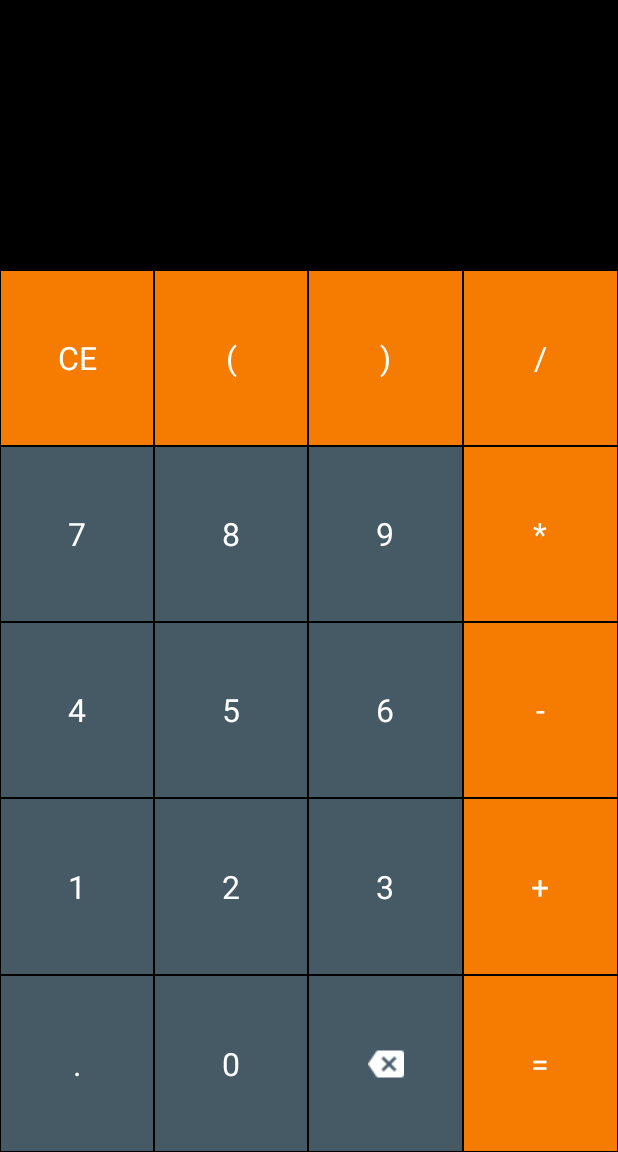
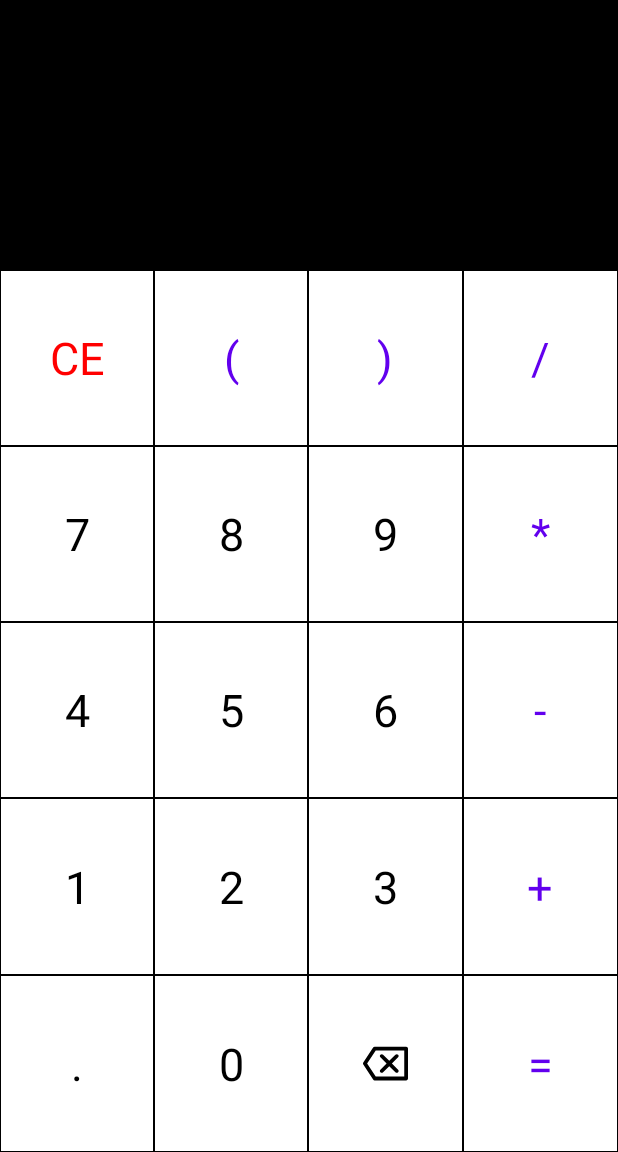
Before and after one commit to allukman/calculateDice, an Android app: the screen it shows after launch (CalculatorActivity), after a tap on an icon or button, on a phone screen of 412 x 824 dp, the part 84-1236 px from its top. Run offline under Robolectric (Android 15) with nearby library versions, the phone set to English and light mode, and no system bars.

Commit message:
edit layout

```diff
--- /dev/null
+++ b/app/src/main/java/id/smartech/calculatoranddiceroller/BaseActivity.kt
@@ -0,0 +1,19 @@
+package id.smartech.calculatoranddiceroller
+
+import android.content.Context
+import android.content.Intent
+import android.os.Bundle
+import androidx.appcompat.app.AppCompatActivity
+
+abstract class BaseActivity : AppCompatActivity() {
+    lateinit var mActivity: AppCompatActivity
+
+    override fun onCreate(savedInstanceState: Bundle?) {
+        super.onCreate(savedInstanceState)
+        mActivity = this
+    }
+
+    protected inline fun <reified ClassActivity> baseStartActivity(context: Context) {
+        context.startActivity(Intent(context, ClassActivity::class.java))
+    }
+}
--- a/app/src/main/java/id/smartech/calculatoranddiceroller/MainActivity.kt
+++ b/app/src/main/java/id/smartech/calculatoranddiceroller/MainActivity.kt
@@ -7,7 +7,7 @@ import androidx.appcompat.app.AppCompatActivity
 import id.smartech.calculatoranddiceroller.calculator.CalculatorActivity
 import id.smartech.calculatoranddiceroller.diceroller.DiceRollerActivity
 
-class MainActivity : AppCompatActivity() {
+class MainActivity : BaseActivity() {
 
     override fun onCreate(savedInstanceState: Bundle?) {
         super.onCreate(savedInstanceState)
@@ -17,13 +17,11 @@ class MainActivity : AppCompatActivity() {
     fun onClick(v: View) {
         when (v?.id) {
             R.id.imageDice -> {
-                val intent = Intent(this, DiceRollerActivity::class.java)
-                startActivity(intent)
+                baseStartActivity<DiceRollerActivity>(this)
             }
 
             R.id.imageCalculator -> {
-                val intent = Intent(this, CalculatorActivity::class.java)
-                startActivity(intent)
+                baseStartActivity<CalculatorActivity>(this)
             }
         }
     }
--- a/app/src/main/java/id/smartech/calculatoranddiceroller/diceroller/DiceRollerActivity.kt
+++ b/app/src/main/java/id/smartech/calculatoranddiceroller/diceroller/DiceRollerActivity.kt
@@ -4,10 +4,11 @@ import androidx.appcompat.app.AppCompatActivity
 import android.os.Bundle
 import android.widget.Button
 import android.widget.ImageView
+import id.smartech.calculatoranddiceroller.BaseActivity
 import id.smartech.calculatoranddiceroller.R
 import java.util.*
 
-class DiceRollerActivity : AppCompatActivity() {
+class DiceRollerActivity : BaseActivity() {
 
     lateinit var diceImage: ImageView
 
--- /dev/null
+++ b/app/src/main/res/drawable/ic_backspace.xml
@@ -0,0 +1,5 @@
+<vector android:height="30dp" android:viewportHeight="512"
+    android:viewportWidth="512" android:width="30dp" xmlns:android="http://schemas.android.com/apk/res/android">
+    <path android:fillColor="#FF000000" android:pathData="M490.667,64H133.077c-7.196,0 -13.906,3.627 -17.848,9.647L3.485,244.314c-4.647,7.098 -4.647,16.274 0,23.372l111.744,170.667c3.942,6.02 10.652,9.647 17.848,9.647h357.589c11.782,0 21.333,-9.551 21.333,-21.333V85.333C512,73.551 502.449,64 490.667,64zM469.333,405.333H144.609L46.833,256l97.776,-149.333h324.725V405.333z"/>
+    <path android:fillColor="#FF000000" android:pathData="M198.246,356.418c8.331,8.331 21.839,8.331 30.17,0l70.248,-70.248l70.248,70.248c8.331,8.331 21.839,8.331 30.17,0s8.331,-21.839 0,-30.17L328.834,256l70.248,-70.248c8.331,-8.331 8.331,-21.839 0,-30.17s-21.839,-8.331 -30.17,0l-70.248,70.248l-70.248,-70.248c-8.331,-8.331 -21.839,-8.331 -30.17,0c-8.331,8.331 -8.331,21.839 0,30.17L268.495,256l-70.248,70.248C189.915,334.58 189.915,348.087 198.246,356.418z"/>
+</vector>
--- a/app/src/main/res/layout/activity_calculator.xml
+++ b/app/src/main/res/layout/activity_calculator.xml
@@ -13,7 +13,7 @@
         android:ellipsize="start"
         android:gravity="end"
         android:singleLine="true"
-        android:textColor="@color/numberButton"
+        android:textColor="@color/colorWhite"
         android:textSize="40sp"/>
 
     <TextView
@@ -39,7 +39,7 @@
 
             <TextView
                 android:id="@+id/tvClear"
-                style="@style/ActionButtonStyle"
+                style="@style/ClearButtonStyle"
                 android:text="CE"
                 android:onClick="onClickFunctional" />
 
@@ -183,7 +183,7 @@
                 android:id="@+id/tvBack"
                 style="@style/NumberButtonStyle"
                 android:scaleType="center"
-                android:src="@drawable/backspace"
+                android:src="@drawable/ic_backspace"
                 android:onClick="onClickFunctional"/>
 
             <TextView
--- a/app/src/main/res/values/colors.xml
+++ b/app/src/main/res/values/colors.xml
@@ -7,4 +7,5 @@
     <color name="colorWhite">#ffffff</color>
     <color name="actionButton">#F57C00</color>
     <color name="numberButton">#455A64</color>
+    <color name="colorRed">#ff0000</color>
 </resources>
--- a/app/src/main/res/values/styles.xml
+++ b/app/src/main/res/values/styles.xml
@@ -11,9 +11,9 @@
         <item name="android:layout_width">0dp</item>
         <item name="android:layout_height">match_parent</item>
         <item name="android:layout_weight">1</item>
-        <item name="android:background">@color/actionButton</item>
-        <item name="android:textSize">21sp</item>
-        <item name="android:textColor">@android:color/white</item>
+        <item name="android:background">@color/colorWhite</item>
+        <item name="android:textSize">30sp</item>
+        <item name="android:textColor">@color/colorPrimary</item>
         <item name="android:gravity">center</item>
         <item name="android:layout_margin">0.5dp</item>
     </style>
@@ -22,9 +22,20 @@
         <item name="android:layout_width">0dp</item>
         <item name="android:layout_height">match_parent</item>
         <item name="android:layout_weight">1</item>
-        <item name="android:background">@color/numberButton</item>
-        <item name="android:textSize">21sp</item>
-        <item name="android:textColor">@android:color/white</item>
+        <item name="android:background">@color/colorWhite</item>
+        <item name="android:textSize">30sp</item>
+        <item name="android:textColor">@android:color/black</item>
+        <item name="android:gravity">center</item>
+        <item name="android:layout_margin">0.5dp</item>
+    </style>
+
+    <style name="ClearButtonStyle">
+        <item name="android:layout_width">0dp</item>
+        <item name="android:layout_height">match_parent</item>
+        <item name="android:layout_weight">1</item>
+        <item name="android:background">@color/colorWhite</item>
+        <item name="android:textSize">30sp</item>
+        <item name="android:textColor">@color/colorRed</item>
         <item name="android:gravity">center</item>
         <item name="android:layout_margin">0.5dp</item>
     </style>
```
Also changed, not shown: app/src/main/java/id/smartech/calculatoranddiceroller/calculator/CalculatorActivity.kt (+23 -66 lines).
